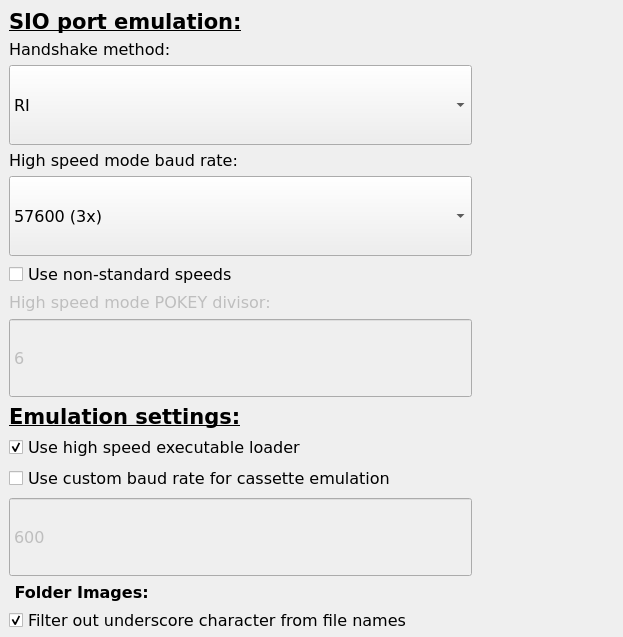
Qt form android/optionsdialog.ui (greblus/aspeqt) before a commit; both pictures show x 0 to 623 and y 0 to 637 of the 758 by 918 pixel window.
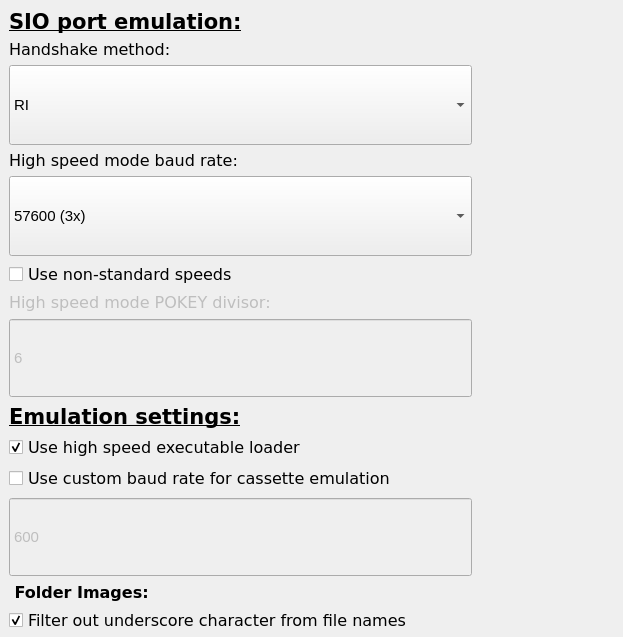
The same form after that commit.

Commit message: Button sizes calculated proportionally to window height, Options dialog font size reduced.

```diff
--- a/android/optionsdialog.ui
+++ b/android/optionsdialog.ui
@@ -139,8 +139,8 @@
        </property>
        <property name="font">
         <font>
-         <family>Verdana</family>
-         <pointsize>12</pointsize>
+         <family>Arial</family>
+         <pointsize>11</pointsize>
         </font>
        </property>
        <property name="buttonSymbols">
@@ -185,6 +185,12 @@
          <height>80</height>
         </size>
        </property>
+       <property name="font">
+        <font>
+         <family>Arial</family>
+         <pointsize>11</pointsize>
+        </font>
+       </property>
        <item>
         <property name="text">
          <string>RI</string>
@@ -417,8 +423,8 @@
        </property>
        <property name="font">
         <font>
-         <family>Verdana</family>
-         <pointsize>12</pointsize>
+         <family>Arial</family>
+         <pointsize>11</pointsize>
         </font>
        </property>
        <property name="buttonSymbols">
@@ -477,6 +483,12 @@
          <height>80</height>
         </size>
        </property>
+       <property name="font">
+        <font>
+         <family>Arial</family>
+         <pointsize>11</pointsize>
+        </font>
+       </property>
        <property name="currentIndex">
         <number>2</number>
        </property>
```
Left out of the diff: 6 changed lines with no effect on the pictures. The commit also changes 4 other files.
